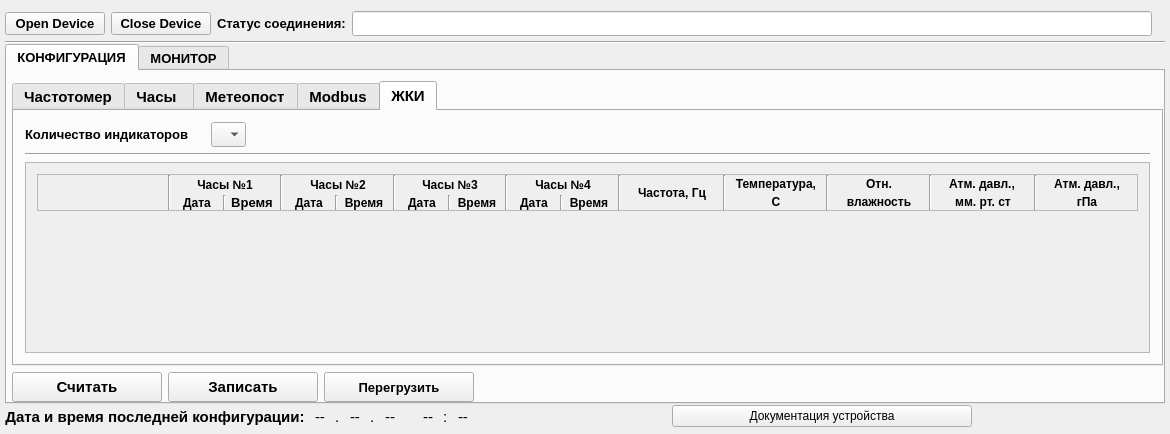
First picture: the form in informPConfigurator/mainwindow.ui, repository Goodjamp/informPConfigurator, before the edit.
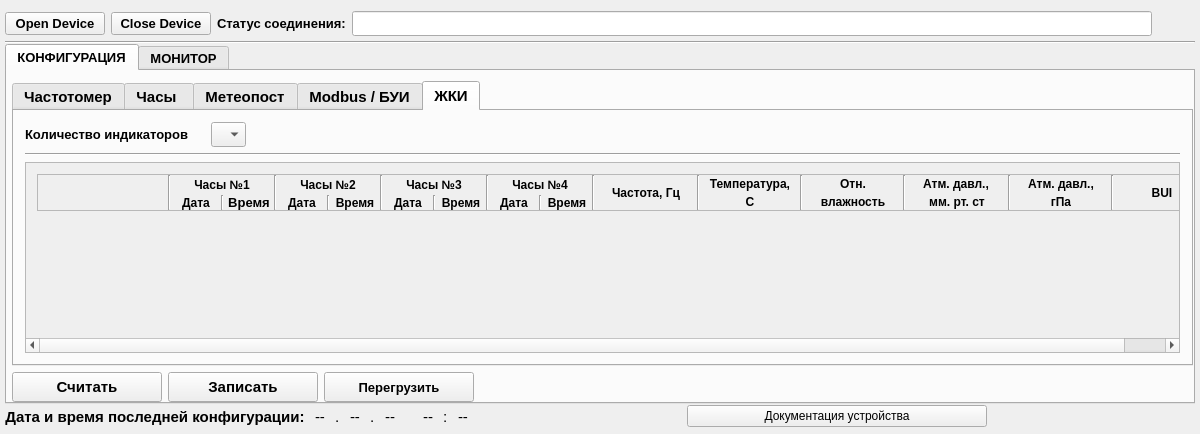
Second picture: the form after the edit. The open tabs and pages were chosen to show the change.

```diff
--- a/informPConfigurator/mainwindow.ui
+++ b/informPConfigurator/mainwindow.ui
@@ -6,7 +6,7 @@
    <rect>
     <x>0</x>
     <y>0</y>
-    <width>1170</width>
+    <width>1200</width>
     <height>434</height>
    </rect>
   </property>
@@ -1491,7 +1491,7 @@
           </widget>
           <widget class="QWidget" name="tab_Modbus">
            <attribute name="title">
-            <string>Modbus</string>
+            <string>Modbus / БУИ</string>
            </attribute>
            <layout class="QVBoxLayout" name="verticalLayout_2">
             <item>
@@ -1812,10 +1812,10 @@
               <widget class="QWidget" name="scrollAreaWidgetContents_3">
                <property name="geometry">
                 <rect>
-                 <x>0</x>
+                 <x>-71</x>
                  <y>0</y>
-                 <width>1125</width>
-                 <height>172</height>
+                 <width>1220</width>
+                 <height>140</height>
                 </rect>
                </property>
                <layout class="QVBoxLayout" name="verticalLayout_21">
@@ -2794,6 +2794,42 @@
                      </property>
                     </spacer>
                    </item>
+                   <item>
+                    <widget class="Line" name="line_9">
+                     <property name="orientation">
+                      <enum>Qt::Vertical</enum>
+                     </property>
+                    </widget>
+                   </item>
+                   <item>
+                    <widget class="QLabel" name="label_3">
+                     <property name="minimumSize">
+                      <size>
+                       <width>96</width>
+                       <height>0</height>
+                      </size>
+                     </property>
+                     <property name="maximumSize">
+                      <size>
+                       <width>96</width>
+                       <height>16777215</height>
+                      </size>
+                     </property>
+                     <property name="font">
+                      <font>
+                       <pointsize>9</pointsize>
+                       <weight>75</weight>
+                       <bold>true</bold>
+                      </font>
+                     </property>
+                     <property name="text">
+                      <string>BUI</string>
+                     </property>
+                     <property name="alignment">
+                      <set>Qt::AlignCenter</set>
+                     </property>
+                    </widget>
+                   </item>
                   </layout>
                  </widget>
                 </item>
```
Left out of the diff: 54 changed lines with no effect on the pictures.
